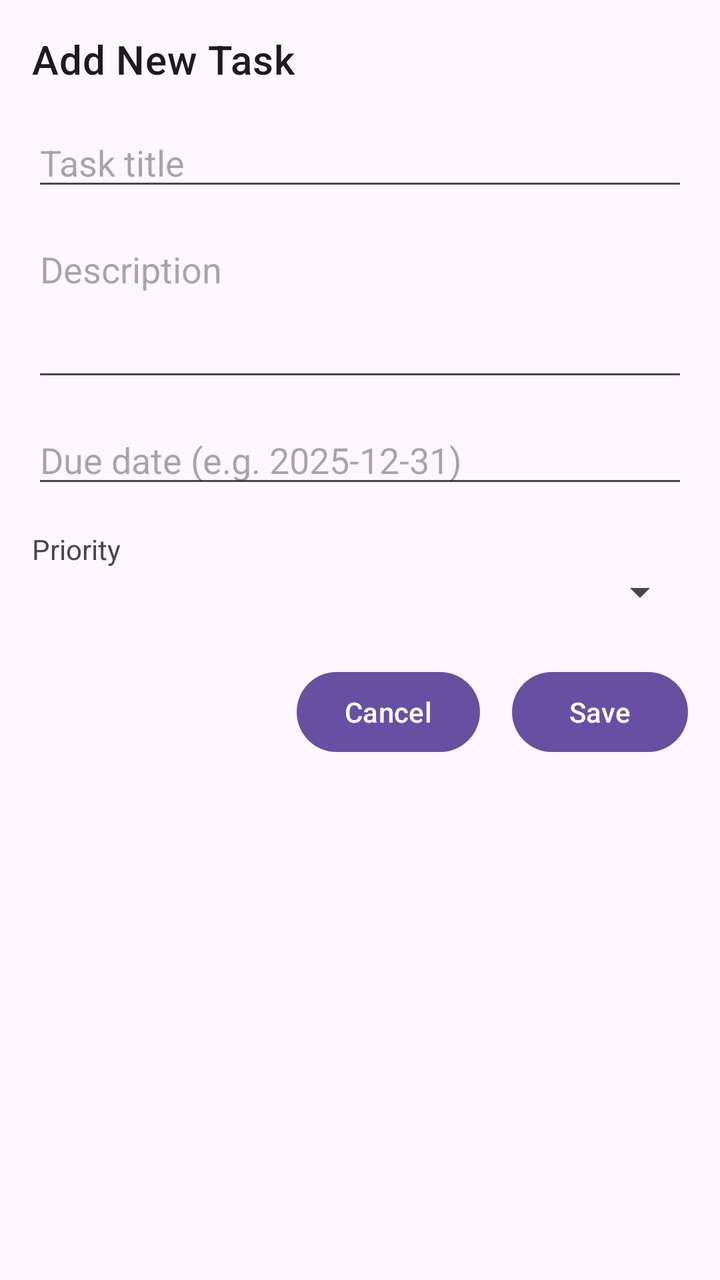
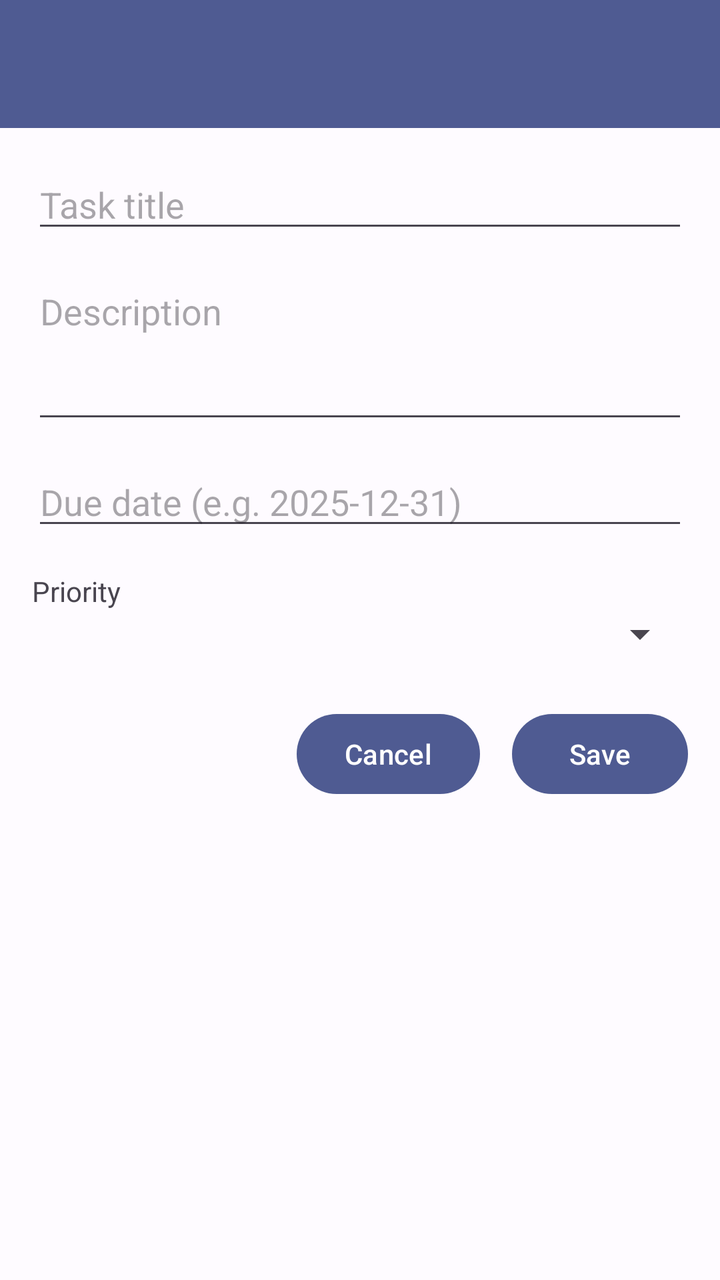

The first picture is an Android layout as it rendered before a commit; the second is the same layout after the commit. The layout source and the unified diff follow.
<!-- AndroidManifest.xml: application theme Theme.TaskMasterFinalProject -->
<!-- res/layout/activity_add_task.xml -->
<?xml version="1.0" encoding="utf-8"?>
<androidx.constraintlayout.widget.ConstraintLayout xmlns:android="http://schemas.android.com/apk/res/android"
    xmlns:app="http://schemas.android.com/apk/res-auto"
    xmlns:tools="http://schemas.android.com/tools"
    android:layout_width="match_parent"
    android:layout_height="match_parent"
    tools:context=".addtask.AddTaskActivity">

    <androidx.core.widget.NestedScrollView
        android:id="@+id/add_task_scroll"
        android:layout_width="0dp"
        android:layout_height="0dp"
        android:fillViewport="true"
        android:padding="16dp"
        app:layout_constraintTop_toTopOf="parent"
        app:layout_constraintBottom_toBottomOf="parent"
        app:layout_constraintStart_toStartOf="parent"
        app:layout_constraintEnd_toEndOf="parent">

        <LinearLayout
            android:layout_width="match_parent"
            android:layout_height="wrap_content"
            android:orientation="vertical">

            <TextView
                android:id="@+id/text_add_task_title"
                android:layout_width="match_parent"
                android:layout_height="wrap_content"
                android:text="@string/add_task_title"
                android:textAppearance="?attr/textAppearanceHeadline6"
                android:paddingBottom="16dp" />

            <EditText
                android:id="@+id/edit_task_title"
                android:layout_width="match_parent"
                android:layout_height="wrap_content"
                android:hint="@string/hint_task_title"
                android:inputType="textCapSentences" />

            <EditText
                android:id="@+id/edit_task_description"
                android:layout_width="match_parent"
                android:layout_height="wrap_content"
                android:hint="@string/hint_task_description"
                android:inputType="textMultiLine"
                android:minLines="3"
                android:gravity="top"
                android:layout_marginTop="12dp" />

            <EditText
                android:id="@+id/edit_task_due_date"
                android:layout_width="match_parent"
                android:layout_height="wrap_content"
                android:hint="@string/hint_task_due_date"
                android:inputType="none"
                android:focusable="false"
                android:clickable="true"
                android:layout_marginTop="12dp" />

            <TextView
                android:id="@+id/text_priority_label"
                android:layout_width="match_parent"
                android:layout_height="wrap_content"
                android:text="@string/label_priority"
                android:layout_marginTop="16dp" />

            <Spinner
                android:id="@+id/spinner_task_priority"
                android:layout_width="match_parent"
                android:layout_height="wrap_content" />

            <LinearLayout
                android:id="@+id/layout_buttons"
                android:layout_width="match_parent"
                android:layout_height="wrap_content"
                android:orientation="horizontal"
                android:gravity="end"
                android:layout_marginTop="24dp">

                <Button
                    android:id="@+id/button_cancel_task"
                    android:layout_width="wrap_content"
                    android:layout_height="wrap_content"
                    android:text="@string/button_cancel" />

                <Button
                    android:id="@+id/button_save_task"
                    android:layout_width="wrap_content"
                    android:layout_height="wrap_content"
                    android:text="@string/button_save"
                    android:layout_marginStart="16dp" />

            </LinearLayout>

        </LinearLayout>

    </androidx.core.widget.NestedScrollView>

</androidx.constraintlayout.widget.ConstraintLayout>
<!-- resources referenced by this layout -->
<resources>
  <string name="add_task_title">Add New Task</string>
  <string name="button_cancel">Cancel</string>
  <string name="button_save">Save</string>
  <string name="hint_task_description">Description</string>
  <string name="hint_task_due_date">Due date (e.g. 2025-12-31)</string>
  <string name="hint_task_title">Task title</string>
  <string name="label_priority">Priority</string>
  <style name="Theme.TaskMasterFinalProject" parent="Base.Theme.TaskMasterFinalProject" />
  <style name="Base.Theme.TaskMasterFinalProject" parent="Theme.Material3.DayNight.NoActionBar">
          
          
      </style>
</resources>

<!-- the commit's change to res/layout/activity_add_task.xml (unified diff, before → after) -->
@@ -6,13 +6,24 @@
     android:layout_height="match_parent"
     tools:context=".addtask.AddTaskActivity">
 
+    <androidx.appcompat.widget.Toolbar
+        android:id="@+id/toolbar"
+        android:layout_width="match_parent"
+        android:layout_height="?attr/actionBarSize"
+        android:background="?attr/colorPrimary"
+        android:theme="?attr/actionBarTheme"
+        app:titleTextColor="?attr/colorOnPrimary"
+        app:layout_constraintTop_toTopOf="parent"
+        app:layout_constraintStart_toStartOf="parent"
+        app:layout_constraintEnd_toEndOf="parent" />
+
     <androidx.core.widget.NestedScrollView
         android:id="@+id/add_task_scroll"
         android:layout_width="0dp"
         android:layout_height="0dp"
         android:fillViewport="true"
         android:padding="16dp"
-        app:layout_constraintTop_toTopOf="parent"
+        app:layout_constraintTop_toBottomOf="@id/toolbar"
         app:layout_constraintBottom_toBottomOf="parent"
         app:layout_constraintStart_toStartOf="parent"
         app:layout_constraintEnd_toEndOf="parent">
@@ -21,14 +32,8 @@
             android:layout_width="match_parent"
             android:layout_height="wrap_content"
             android:orientation="vertical">
-
-            <TextView
-                android:id="@+id/text_add_task_title"
-                android:layout_width="match_parent"
-                android:layout_height="wrap_content"
-                android:text="@string/add_task_title"
-                android:textAppearance="?attr/textAppearanceHeadline6"
-                android:paddingBottom="16dp" />
+            
+            
 
             <EditText
                 android:id="@+id/edit_task_title"
<!-- resource entries referenced after the edit -->
@@ -1,6 +1,5 @@
 <!-- resources referenced by this layout -->
 <resources>
-  <string name="add_task_title">Add New Task</string>
   <string name="button_cancel">Cancel</string>
   <string name="button_save">Save</string>
   <string name="hint_task_description">Description</string>
@@ -10,7 +9,52 @@
   <style name="Theme.TaskMasterFinalProject" parent="Base.Theme.TaskMasterFinalProject" />
   <style name="Base.Theme.TaskMasterFinalProject" parent="Theme.Material3.DayNight.NoActionBar">
           
-          
+          <item name="colorPrimary">@color/md_theme_light_primary</item>
+          <item name="colorOnPrimary">@color/md_theme_light_onPrimary</item>
+          <item name="colorPrimaryContainer">@color/md_theme_light_primaryContainer</item>
+          <item name="colorOnPrimaryContainer">@color/md_theme_light_onPrimaryContainer</item>
+          <item name="colorSecondary">@color/md_theme_light_secondary</item>
+          <item name="colorOnSecondary">@color/md_theme_light_onSecondary</item>
+          <item name="colorSecondaryContainer">@color/md_theme_light_secondaryContainer</item>
+          <item name="colorOnSecondaryContainer">@color/md_theme_light_onSecondaryContainer</item>
+          <item name="colorTertiary">@color/md_theme_light_tertiary</item>
+          <item name="colorOnTertiary">@color/md_theme_light_onTertiary</item>
+          <item name="colorTertiaryContainer">@color/md_theme_light_tertiaryContainer</item>
+          <item name="colorOnTertiaryContainer">@color/md_theme_light_onTertiaryContainer</item>
+          <item name="colorError">@color/md_theme_light_error</item>
+          <item name="colorOnError">@color/md_theme_light_onError</item>
+          <item name="colorErrorContainer">@color/md_theme_light_errorContainer</item>
+          <item name="colorOnErrorContainer">@color/md_theme_light_onErrorContainer</item>
+          <item name="android:colorBackground">@color/md_theme_light_background</item>
+          <item name="colorOnBackground">@color/md_theme_light_onBackground</item>
+          <item name="colorSurface">@color/md_theme_light_surface</item>
+          <item name="colorOnSurface">@color/md_theme_light_onSurface</item>
+          <item name="colorSurfaceVariant">@color/md_theme_light_surfaceVariant</item>
+          <item name="colorOnSurfaceVariant">@color/md_theme_light_onSurfaceVariant</item>
+          <item name="colorOutline">@color/md_theme_light_outline</item>
       </style>
+  <color name="md_theme_light_primary">#4F5B92</color>
+  <color name="md_theme_light_onPrimary">#FFFFFF</color>
+  <color name="md_theme_light_primaryContainer">#DDE1FF</color>
+  <color name="md_theme_light_onPrimaryContainer">#06164B</color>
+  <color name="md_theme_light_secondary">#595D72</color>
+  <color name="md_theme_light_onSecondary">#FFFFFF</color>
+  <color name="md_theme_light_secondaryContainer">#DEE1F9</color>
+  <color name="md_theme_light_onSecondaryContainer">#161B2C</color>
+  <color name="md_theme_light_tertiary">#75546F</color>
+  <color name="md_theme_light_onTertiary">#FFFFFF</color>
+  <color name="md_theme_light_tertiaryContainer">#FFD7F5</color>
+  <color name="md_theme_light_onTertiaryContainer">#2C1229</color>
+  <color name="md_theme_light_error">#BA1A1A</color>
+  <color name="md_theme_light_onError">#FFFFFF</color>
+  <color name="md_theme_light_errorContainer">#FFDAD6</color>
+  <color name="md_theme_light_onErrorContainer">#410002</color>
+  <color name="md_theme_light_background">#FEFBFF</color>
+  <color name="md_theme_light_onBackground">#1B1B1F</color>
+  <color name="md_theme_light_surface">#FEFBFF</color>
+  <color name="md_theme_light_onSurface">#1B1B1F</color>
+  <color name="md_theme_light_surfaceVariant">#E3E1EC</color>
+  <color name="md_theme_light_onSurfaceVariant">#46464F</color>
+  <color name="md_theme_light_outline">#767680</color>
 </resources>
 
